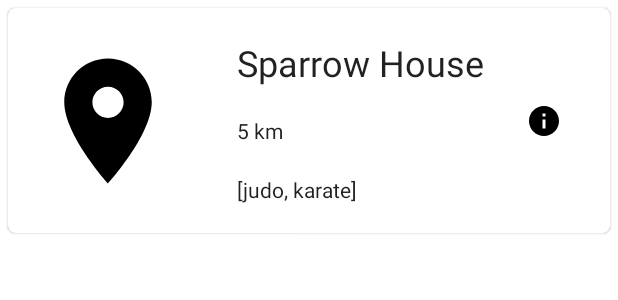
After one commit to PGliw/TraineeNet, an Android app: the layout centre_overview_card.xml on its own in the app's theme, with its tools: preview values and no code run, on a phone screen of 412 x 824 dp. The commit adds this screen. Shown: the top 300 px of the screen. Run offline under Robolectric (Android 15) with nearby library versions, the phone set to English and light mode, and no system bars; network calls fail.

Commit message:
Implement centre choice

```diff
--- a/app/src/main/java/com/pwr/trainwithme/training_proposal/OffersFragment.kt
+++ b/app/src/main/java/com/pwr/trainwithme/training_proposal/OffersFragment.kt
@@ -64,7 +64,7 @@ class OffersFragment : Fragment(), DatePickerDialog.OnDateSetListener {
         objects_recycler.initAndObserve(
             requireContext(), viewLifecycleOwner, proposalViewModel.centresSummaries, SummaryAdapter.MEDIUM
         ){
-            proposalViewModel.centreID = it.id
+            proposalViewModel.centreID = it.id.toLong()
             navigateNext()
         }
 
--- a/app/src/main/java/com/pwr/trainwithme/training_proposal/SportChoiceFragment.kt
+++ b/app/src/main/java/com/pwr/trainwithme/training_proposal/SportChoiceFragment.kt
@@ -65,6 +65,10 @@ class SportChoiceFragment : Fragment() {
         renderSportChoiceButton()
         renderPricePerHourText()
 
+        button_sport_fragment_back.setOnClickListener {
+            findNavController().navigateUp()
+        }
+
         button_sport_fragment_next.setOnClickListener {
             findNavController().navigate(R.id.action_appointmentFragment_to_dateChoiceFragment)
         }
--- /dev/null
+++ b/app/src/main/res/layout/centre_overview_card.xml
@@ -0,0 +1,81 @@
+<?xml version="1.0" encoding="utf-8"?>
+<com.google.android.material.card.MaterialCardView xmlns:android="http://schemas.android.com/apk/res/android"
+    xmlns:app="http://schemas.android.com/apk/res-auto"
+    xmlns:tools="http://schemas.android.com/tools"
+    android:orientation="vertical"
+    android:layout_width="match_parent"
+    android:layout_height="150dp"
+    app:cardCornerRadius="5dp"
+    android:layout_margin="5dp"
+    android:layout_marginBottom="0dp"
+    android:elevation="5dp">
+
+    <androidx.constraintlayout.widget.ConstraintLayout
+        android:layout_width="match_parent"
+        android:layout_height="match_parent">
+
+        <ImageView
+            android:id="@+id/image_left_side"
+            android:layout_width="100dp"
+            android:layout_height="100dp"
+            android:contentDescription="@string/centre_photo"
+            android:src="@drawable/ic_location_on_black_24dp"
+            app:layout_constraintBottom_toBottomOf="parent"
+            app:layout_constraintEnd_toStartOf="@+id/guideline"
+            app:layout_constraintStart_toStartOf="parent"
+            app:layout_constraintTop_toTopOf="parent" />
+
+        <TextView
+            android:id="@+id/text_title"
+            android:layout_width="wrap_content"
+            android:layout_height="wrap_content"
+            android:textAppearance="@style/TextAppearance.AppCompat.Headline"
+            app:layout_constraintBottom_toTopOf="@+id/text_subtitle"
+            app:layout_constraintStart_toEndOf="@id/guideline"
+            android:layout_marginStart="20dp"
+            app:layout_constraintTop_toTopOf="parent"
+            tools:text="Sparrow House" />
+
+        <TextView
+            android:id="@+id/text_subtitle"
+            android:layout_width="wrap_content"
+            android:layout_height="wrap_content"
+            android:textAppearance="@style/TextAppearance.AppCompat.Body1"
+            app:layout_constraintBottom_toTopOf="@+id/text_extra"
+            app:layout_constraintStart_toEndOf="@id/guideline"
+            android:layout_marginStart="20dp"
+            app:layout_constraintTop_toBottomOf="@+id/text_title"
+            tools:text="5 km" />
+
+        <TextView
+            android:id="@+id/text_extra"
+            android:layout_width="wrap_content"
+            android:layout_height="wrap_content"
+            android:textAppearance="@style/TextAppearance.AppCompat.Body1"
+            app:layout_constraintBottom_toBottomOf="parent"
+            app:layout_constraintStart_toEndOf="@id/guideline"
+            android:layout_marginStart="20dp"
+            app:layout_constraintTop_toBottomOf="@+id/text_subtitle"
+            tools:text="[judo, karate]" />
+
+        <androidx.constraintlayout.widget.Guideline
+            android:id="@+id/guideline"
+            android:layout_width="wrap_content"
+            android:layout_height="wrap_content"
+            android:orientation="vertical"
+            app:layout_constraintGuide_percent="0.33" />
+
+        <ImageButton
+            style="@style/SecondaryButton"
+            android:src="@drawable/ic_info_black_24dp"
+            android:id="@+id/button_info_centre_overview_card"
+            android:layout_width="wrap_content"
+            android:layout_height="wrap_content"
+            app:layout_constraintBottom_toBottomOf="parent"
+            app:layout_constraintEnd_toEndOf="parent"
+            app:layout_constraintTop_toTopOf="parent"
+            android:contentDescription="@string/more_info_button" />
+
+    </androidx.constraintlayout.widget.ConstraintLayout>
+
+</com.google.android.material.card.MaterialCardView>
--- a/app/src/main/res/values/strings.xml
+++ b/app/src/main/res/values/strings.xml
@@ -66,4 +66,6 @@
     <string name="null_data_error">Loaded data is null</string>
     <string name="choose_sport">Choose sport</string>
     <string name="dollars_per_hour">$/h</string>
+    <string name="centre_photo">Centre photo</string>
+    <string name="selected">Selected</string>
 </resources>
```
Also changed, not shown: app/src/main/java/com/pwr/trainwithme/adapters/CentreOverviewAdapter.kt (added, +69 -0 lines), app/src/main/java/com/pwr/trainwithme/data/BusinessClasses.kt (+8 -0 lines), app/src/main/java/com/pwr/trainwithme/data/TrainingNetAPI.kt (+8 -0 lines), app/src/main/java/com/pwr/trainwithme/training_proposal/CentreChoiceFragment.kt (+58 -13 lines), app/src/main/java/com/pwr/trainwithme/training_proposal/SearchResultsFragment.kt (+6 -3 lines), app/src/main/java/com/pwr/trainwithme/training_proposal/TrainingProposalViewModel.kt (+18 -3 lines).
